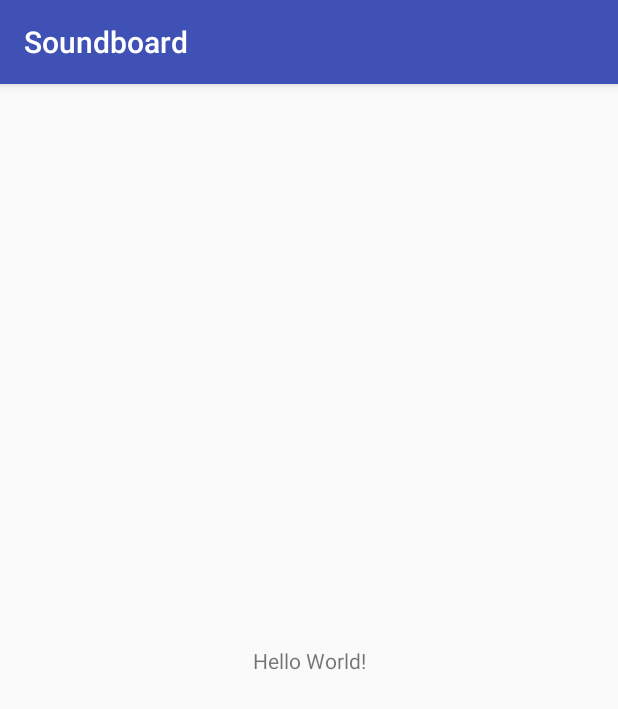
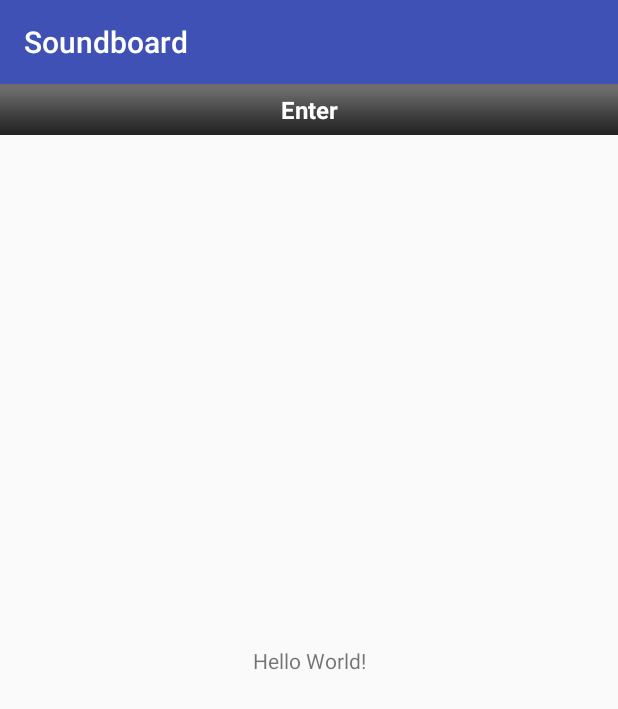
Before and after one commit to malteschmitz/AndroidSoundboard, an Android app: the screen it shows after launch (MainActivity), on a phone screen of 412 x 824 dp. Shown: the top 709 px of the screen. Run offline under Robolectric (Android 15) with nearby library versions, the phone set to English and light mode, and no system bars.

Commit message:
Button done

```diff
--- a/app/src/main/java/de/mlte/soundboard/MainActivity.kt
+++ b/app/src/main/java/de/mlte/soundboard/MainActivity.kt
@@ -1,12 +1,27 @@
 package de.mlte.soundboard
 
+import android.animation.ObjectAnimator
+import android.os.Bundle
 import android.support.v7.app.AppCompatActivity
-import android.os.Bundle
+import android.widget.ProgressBar
+import android.widget.TextView
 
 class MainActivity : AppCompatActivity() {
-
     override fun onCreate(savedInstanceState: Bundle?) {
         super.onCreate(savedInstanceState)
         setContentView(R.layout.activity_main)
+
+        val progressBar = findViewById<ProgressBar>(R.id.progress_bar)
+        val objectAnimator = ObjectAnimator.ofInt(progressBar, "progress", progressBar.getProgress(), 100).setDuration(2000)
+        val btn = findViewById<TextView>(R.id.text_view_button)
+
+        objectAnimator.addUpdateListener({ valueAnimator ->
+            val progress = valueAnimator.animatedValue as Int
+            progressBar.progress = progress
+        })
+
+        btn.setOnClickListener {
+            objectAnimator.start()
+        }
     }
 }
--- /dev/null
+++ b/app/src/main/res/drawable/progress_bar_states.xml
@@ -0,0 +1,44 @@
+<?xml version="1.0" encoding="utf-8"?>
+<layer-list xmlns:android="http://schemas.android.com/apk/res/android">
+
+    <item android:id="@android:id/background">
+        <shape>
+            <gradient
+                android:startColor="#777777"
+                android:centerColor="#333333"
+                android:centerY="0.75"
+                android:endColor="#222222"
+                android:angle="270"
+                />
+        </shape>
+    </item>
+
+    <item android:id="@android:id/secondaryProgress">
+        <clip>
+            <shape>
+                <gradient
+                    android:startColor="#234"
+                    android:centerColor="#234"
+                    android:centerY="0.75"
+                    android:endColor="#a24"
+                    android:angle="270"
+                    />
+            </shape>
+        </clip>
+    </item>
+
+    <item android:id="@android:id/progress">
+        <clip>
+            <shape>
+                <gradient
+                    android:startColor="#999999"
+                    android:centerColor="#777777"
+                    android:centerY="0.75"
+                    android:endColor="#555555"
+                    android:angle="270"
+                    />
+            </shape>
+        </clip>
+    </item>
+
+</layer-list>
--- a/app/src/main/res/layout/activity_main.xml
+++ b/app/src/main/res/layout/activity_main.xml
@@ -15,4 +15,29 @@
         app:layout_constraintRight_toRightOf="parent"
         app:layout_constraintTop_toTopOf="parent" />
 
+    <FrameLayout
+        android:layout_width="match_parent"
+        android:layout_height="wrap_content">
+
+        <ProgressBar
+            android:id="@+id/progress_bar"
+            style="?android:attr/progressBarStyleHorizontal"
+            android:layout_width="match_parent"
+            android:layout_height="match_parent"
+            android:indeterminate="false"
+            android:progressDrawable="@drawable/progress_bar_states" />
+
+        <TextView
+            android:id="@+id/text_view_button"
+            android:layout_width="match_parent"
+            android:layout_height="wrap_content"
+            android:gravity="center"
+            android:padding="6dp"
+            android:text="Enter"
+            android:textColor="@android:color/white"
+            android:textSize="16sp"
+            android:textStyle="bold" />
+
+    </FrameLayout>
+
 </android.support.constraint.ConstraintLayout>
```
